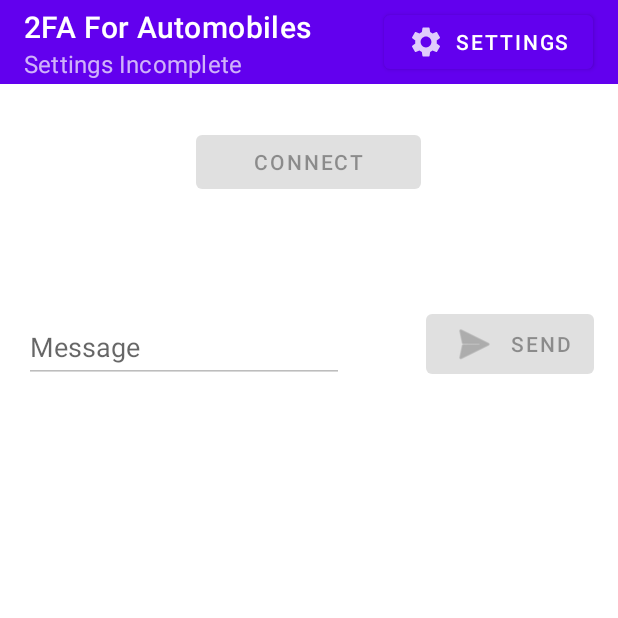
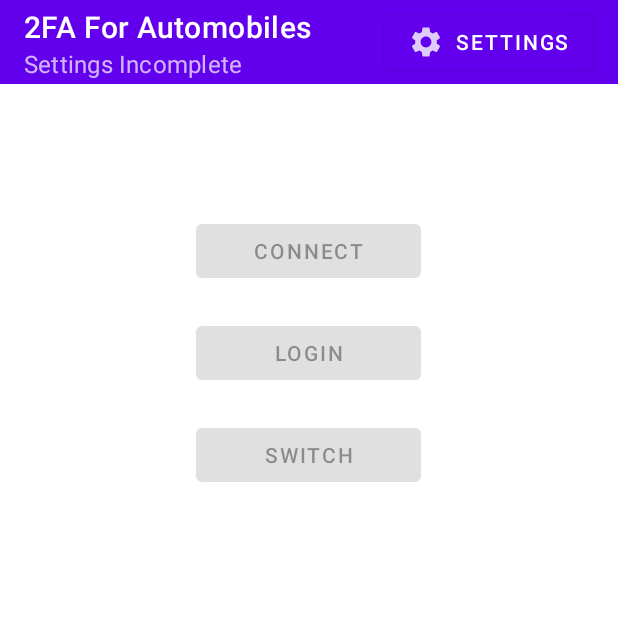
Before and after one commit to Victor-Davidescu/2FA-For-Automobiles-Client, an Android app: the screen it shows after launch (MainActivity), on a phone screen of 412 x 824 dp, the top half of it. Run offline under Robolectric (Android 15) with nearby library versions, the phone set to English and light mode, and no system bars.

Commit message:
Replaced cmd edit text with buttons.

```diff
--- a/app/src/main/java/com/myapp/MainActivity.java
+++ b/app/src/main/java/com/myapp/MainActivity.java
@@ -7,15 +7,14 @@ package com.myapp;
 import androidx.appcompat.app.AppCompatActivity;
 import androidx.appcompat.widget.Toolbar;
 
+import android.annotation.SuppressLint;
 import android.content.Intent;
 import android.content.SharedPreferences;
 import android.os.Bundle;
 import android.os.Handler;
 import android.os.Looper;
 import android.os.Message;
-import android.view.View;
 import android.widget.Button;
-import android.widget.EditText;
 import android.widget.TextView;
 
 public class MainActivity extends AppCompatActivity {
@@ -23,12 +22,12 @@ public class MainActivity extends AppCompatActivity {
     // Buttons
     private Button btnSettings;
     private Button btnConnectDisconnect;
-    private Button btnTmpSend; //TODO: In future needs removed
+    private Button btnLoginLogout;
+    private Button btnSwitch;
 
     // Other view components
     private Toolbar toolbar;
     private TextView txtViewRPiReply;
-    private EditText editTxtTmpMsg; //TODO: In future needs removed
 
     // Bluetooth device details
     private String deviceName;
@@ -39,6 +38,7 @@ public class MainActivity extends AppCompatActivity {
     private String pin;
 
     private boolean connectedToDevice = false;
+    private boolean loggedIn = false;
 
 
     // Preferences variables
@@ -57,7 +57,6 @@ public class MainActivity extends AppCompatActivity {
 
     /**
      * Activity main function
-     * @param savedInstanceState
      */
     @Override
     protected void onCreate(Bundle savedInstanceState) {
@@ -71,11 +70,9 @@ public class MainActivity extends AppCompatActivity {
 
         // Disable vital view components
         btnConnectDisconnect.setEnabled(false);
-        txtViewRPiReply.setText(""); //TODO: In future needs removed
-        btnTmpSend.setEnabled(false); //TODO: In future needs removed
-        editTxtTmpMsg.setEnabled(false); //TODO: In future needs removed
-
-
+        btnLoginLogout.setEnabled(false);
+        btnSwitch.setEnabled(false);
+        txtViewRPiReply.setText("");
         // Check if all required data is set and enable the connect button
         if(!checkPrefsData()) {
             toolbar.setSubtitle("Settings Incomplete");
@@ -92,10 +89,11 @@ public class MainActivity extends AppCompatActivity {
     private void initView() {
         btnSettings = findViewById(R.id.btnSettings);
         btnConnectDisconnect = findViewById(R.id.btnConnectDisconnect);
-        btnTmpSend = findViewById(R.id.btnTmpSend); //TODO: In future needs removed
+        btnLoginLogout = findViewById(R.id.btnLoginLogout);
+        btnSwitch = findViewById(R.id.btnSwitch);
+
         toolbar = findViewById(R.id.toolbar);
         txtViewRPiReply = findViewById(R.id.txtViewRPiReply);
-        editTxtTmpMsg = findViewById(R.id.editTxtMsg); //TODO: In future needs removed
     }
 
     /**
@@ -113,31 +111,14 @@ public class MainActivity extends AppCompatActivity {
      * Setup the click listeners for all buttons
      */
     private void setupButtonsClickListeners() {
-        btnSettings.setOnClickListener(new View.OnClickListener() {
-            @Override
-            public void onClick(View view) {
-                goToSettings();}
-        });
-
-        btnConnectDisconnect.setOnClickListener(new View.OnClickListener() {
-            @Override
-            public void onClick(View view) {
-                connectDisconnect();}
-        });
-
-        btnTmpSend.setOnClickListener(new View.OnClickListener() {
-            @Override
-            public void onClick(View view) {
-                sendMsg();}
-        });
+        btnSettings.setOnClickListener(view -> goToSettings());
+        btnConnectDisconnect.setOnClickListener(view -> clickConnectDisconnect());
+        btnLoginLogout.setOnClickListener(view -> clickLoginLogout());
+        btnSwitch.setOnClickListener(view -> clickRelay());
     }
 
     private boolean checkPrefsData() {
-        if(deviceName != null && deviceAddress != null && username != null && pin != null) {
-            return true;
-        } else {
-            return false;
-        }
+        return deviceName != null && deviceAddress != null && username != null && pin != null;
     }
 
     /**
@@ -150,21 +131,20 @@ public class MainActivity extends AppCompatActivity {
             public void handleMessage(Message msg){
                 switch (msg.what){
                     case CONNECTING_STATUS:
-                        switch(msg.arg1){
-
+                        switch(msg.arg1) {
                             case 1:
-                                eventConnected();
+                                stateConnected();
+                                btnConnectDisconnect.setEnabled(true);
                                 break;
-
                             case -1:
-                                eventDisconnected();
+                                stateDisconnected();
                                 break;
                         }
                         break;
 
                     case MESSAGE_READ:
                         String rpiMsg = msg.obj.toString(); // Read message from Arduino
-                        txtViewRPiReply.setText("Reply: " + rpiMsg);
+                        processReplyMsg(rpiMsg);
                         break;
                 }
             }
@@ -182,17 +162,16 @@ public class MainActivity extends AppCompatActivity {
     /**
      * Function for the connect/disconnect button
      */
-    private void connectDisconnect() {
+    private void clickConnectDisconnect() {
         // Check if there is already a connection
         if(!connectedToDevice) {
             toolbar.setSubtitle("Connecting to " + deviceName + " ...");
+            btnConnectDisconnect.setEnabled(false);
             clientBluetoothThread = new ClientBluetoothThread(deviceAddress);
             mainLoop();
             clientBluetoothThread.start();
-            btnConnectDisconnect.setEnabled(false);
-
         } else {
-            btnConnectDisconnect.setEnabled(false);
+            stateDisconnected();
             clientBluetoothThread.sendMessage("disconnect");
             clientBluetoothThread.keepRunning = false;
             try {clientBluetoothThread.join();} catch (InterruptedException e) {e.printStackTrace();}
@@ -200,35 +179,70 @@ public class MainActivity extends AppCompatActivity {
     }
 
     /**
-     * Function for the send button
-     * TODO: This needs removed in future
+     * Function for button login/logout
      */
-    private void sendMsg() {
-        String msg = editTxtTmpMsg.getText().toString();
-        editTxtTmpMsg.setText("");
-        clientBluetoothThread.sendMessage(msg);
+    private void clickLoginLogout() {
+        if(!loggedIn) { clientBluetoothThread.sendMessage("login-"+username+","+pin); }
+        else { clientBluetoothThread.sendMessage("logout"); }
     }
 
     /**
-     * Run this function when a device is connected
+     * Function for sending command to lock/unlock the switch
      */
-    private void eventConnected() {
-        toolbar.setSubtitle("Connected to " + deviceName);
+    private void clickRelay() { clientBluetoothThread.sendMessage("switch"); }
+
+    /**
+     * Processes the messages received from the raspberry pi
+     * @param msg String
+     */
+    private void processReplyMsg(String msg) {
+        txtViewRPiReply.setText(String.format("Reply: %s", msg));
+        switch (msg) {
+            case "logged out":
+                stateLoggedOut();
+                break;
+            case "logged in":
+                stateLoggedIn();
+                break;
+        }
+    }
+
+    @SuppressLint("SetTextI18n")
+    private void stateConnected() {
+        connectedToDevice = true;
+        loggedIn = false;
+        toolbar.setSubtitle("Connected.");
         btnConnectDisconnect.setText("disconnect");
-        btnConnectDisconnect.setEnabled(true);
-        btnTmpSend.setEnabled(true); //TODO: In future needs removed
-        editTxtTmpMsg.setEnabled(true); //TODO: In future needs removed
+        btnLoginLogout.setEnabled(true);
+        btnSwitch.setEnabled(false);
+    }
+
+    @SuppressLint("SetTextI18n")
+    private void stateDisconnected() {
+        connectedToDevice = false;
+        stateLoggedOut();
+        toolbar.setSubtitle("Disconnected.");
+        btnConnectDisconnect.setText("connect");
+        btnLoginLogout.setEnabled(false);
     }
 
     /**
-     * Run this function when a device is disconnected.
+     * Change some view components based on logged in but still connected.
      */
-    private void eventDisconnected() {
-        toolbar.setSubtitle("Ready to connect");
-        btnConnectDisconnect.setText("connect");
-        btnConnectDisconnect.setEnabled(true);
-        txtViewRPiReply.setText(""); //TODO: In future needs removed
-        btnTmpSend.setEnabled(false); //TODO: In future needs removed
-        editTxtTmpMsg.setEnabled(false); //TODO: In future needs removed
+    @SuppressLint("SetTextI18n")
+    private void stateLoggedIn() {
+        loggedIn = true;
+        btnLoginLogout.setText("logout");
+        btnSwitch.setEnabled(true);
+    }
+
+    /**
+     * Change some view components based on logged out state, but still connected.
+     */
+    @SuppressLint("SetTextI18n")
+    private void stateLoggedOut() {
+        loggedIn = false;
+        btnLoginLogout.setText("login");
+        btnSwitch.setEnabled(false);
     }
 }
--- a/app/src/main/res/layout/activity_main.xml
+++ b/app/src/main/res/layout/activity_main.xml
@@ -36,48 +36,46 @@
         android:layout_width="match_parent"
         android:layout_height="wrap_content"
         android:layout_marginStart="16dp"
-        android:layout_marginTop="32dp"
+        android:layout_marginTop="36dp"
         android:layout_marginEnd="16dp"
         android:text="Raspberry Pi Reply"
         android:textSize="20sp"
         app:layout_constraintEnd_toEndOf="parent"
         app:layout_constraintHorizontal_bias="0.0"
         app:layout_constraintStart_toStartOf="parent"
-        app:layout_constraintTop_toBottomOf="@+id/btnConnectDisconnect" />
+        app:layout_constraintTop_toBottomOf="@+id/toolbar" />
 
     <Button
         android:id="@+id/btnConnectDisconnect"
         android:layout_width="150dp"
         android:layout_height="wrap_content"
-        android:layout_marginTop="28dp"
+        android:layout_marginTop="24dp"
         android:text="connect"
         app:layout_constraintEnd_toEndOf="parent"
         app:layout_constraintHorizontal_bias="0.498"
         app:layout_constraintStart_toStartOf="parent"
-        app:layout_constraintTop_toBottomOf="@+id/toolbar" />
-
-    <EditText
-        android:id="@+id/editTxtMsg"
-        android:layout_width="wrap_content"
-        android:layout_height="wrap_content"
-        android:layout_marginStart="16dp"
-        android:layout_marginTop="16dp"
-        android:ems="10"
-        android:hint="Message"
-        android:inputType="textPersonName"
-        android:minHeight="48dp"
-        app:layout_constraintStart_toStartOf="parent"
         app:layout_constraintTop_toBottomOf="@+id/txtViewRPiReply" />
 
     <Button
-        android:id="@+id/btnTmpSend"
-        android:layout_width="wrap_content"
+        android:id="@+id/btnLoginLogout"
+        android:layout_width="150dp"
         android:layout_height="wrap_content"
-        android:text="send"
-        app:icon="@android:drawable/ic_menu_send"
-        app:layout_constraintBottom_toBottomOf="@+id/editTxtMsg"
+        android:layout_marginTop="20dp"
+        android:text="login"
         app:layout_constraintEnd_toEndOf="parent"
-        app:layout_constraintHorizontal_bias="0.777"
-        app:layout_constraintStart_toEndOf="@+id/editTxtMsg" />
+        app:layout_constraintHorizontal_bias="0.498"
+        app:layout_constraintStart_toStartOf="parent"
+        app:layout_constraintTop_toBottomOf="@+id/btnConnectDisconnect" />
+
+    <Button
+        android:id="@+id/btnSwitch"
+        android:layout_width="150dp"
+        android:layout_height="wrap_content"
+        android:layout_marginTop="20dp"
+        android:text="switch"
+        app:layout_constraintEnd_toEndOf="parent"
+        app:layout_constraintHorizontal_bias="0.498"
+        app:layout_constraintStart_toStartOf="parent"
+        app:layout_constraintTop_toBottomOf="@+id/btnLoginLogout" />
 
 </androidx.constraintlayout.widget.ConstraintLayout>
```
